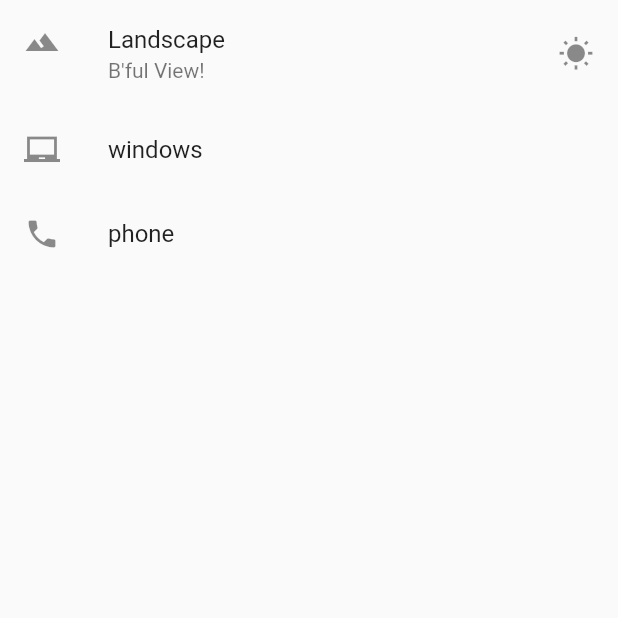
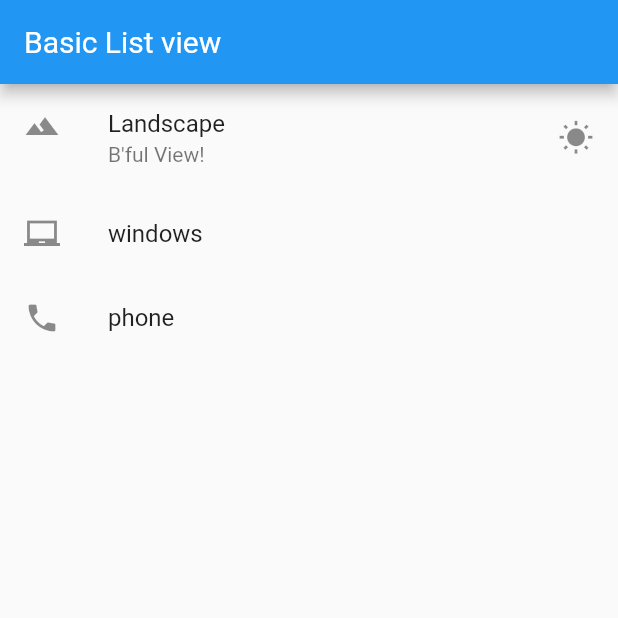
Before and after one commit to Garima-1602/flutter_firstapp, a Flutter app: the screen it shows after launch, on a phone screen of 412 x 824 dp, the top half of it. Run offline on Flutter 3.47's test engine with Material 2 defaults, Android fonts, the phone set to English and light mode, and no system bars.

Commit message:
app bar added in list view

```diff
--- a/lib/main.dart
+++ b/lib/main.dart
@@ -34,6 +34,7 @@ void main(){
     debugShowCheckedModeBanner: false,
     title:"Exploring UI Widgets",
     home: Scaffold(
+      appBar: AppBar(title: Text("Basic List view"),),
       body: getListView(),
     ),
     //always put scrollable widgets within scaffold because they might overflow
@@ -46,6 +47,7 @@ Widget getListView()
   // after another in the scroll direction i.e, vertical or horizontal.
   var listView = ListView(
     children: <Widget>[
+
       ListTile(
         leading: Icon(Icons.landscape),
         title: Text("Landscape"),
```
